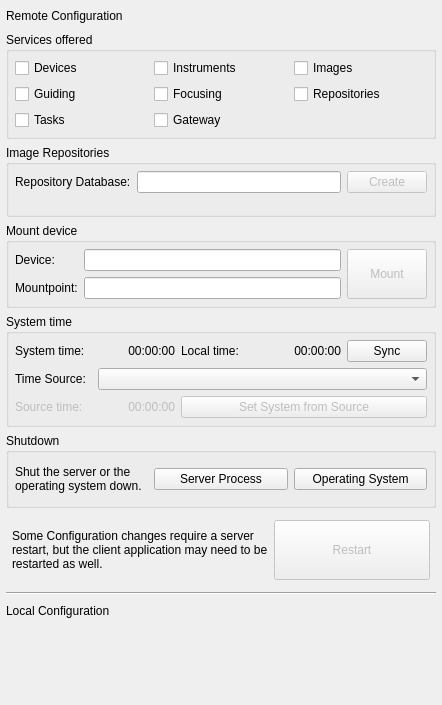
Qt form gui/snowgui/main/configurationdialog.ui (AndreasFMueller/AstroPhotography) before a commit.
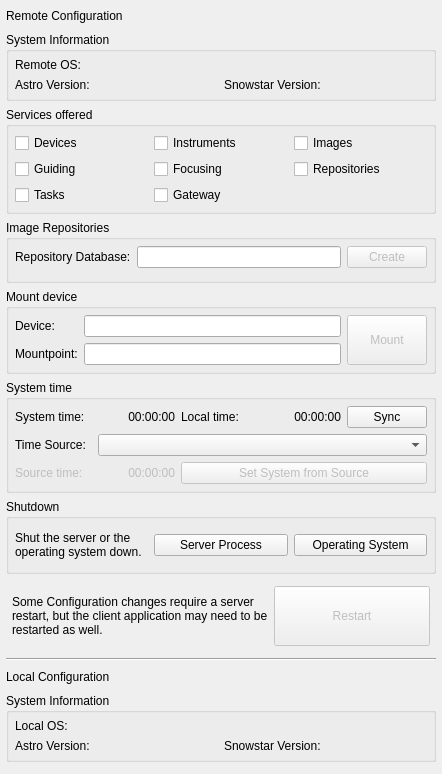
The same form after that commit. Custom widgets are drawn as their Qt base class.

```diff
--- a/gui/snowgui/main/configurationdialog.ui
+++ b/gui/snowgui/main/configurationdialog.ui
@@ -45,6 +45,99 @@
      </property>
     </widget>
    </item>
+   <item>
+    <widget class="QGroupBox" name="systeminfoGroup">
+     <property name="title">
+      <string>System Information</string>
+     </property>
+     <layout class="QGridLayout" name="gridLayout_7">
+      <property name="leftMargin">
+       <number>6</number>
+      </property>
+      <property name="topMargin">
+       <number>6</number>
+      </property>
+      <property name="rightMargin">
+       <number>6</number>
+      </property>
+      <property name="bottomMargin">
+       <number>6</number>
+      </property>
+      <item row="1" column="0">
+       <widget class="QLabel" name="astroversionLabel">
+        <property name="maximumSize">
+         <size>
+          <width>100</width>
+          <height>16777215</height>
+         </size>
+        </property>
+        <property name="text">
+         <string>Astro Version:</string>
+        </property>
+       </widget>
+      </item>
+      <item row="1" column="1">
+       <widget class="QLabel" name="astroversionField">
+        <property name="maximumSize">
+         <size>
+          <width>100</width>
+          <height>16777215</height>
+         </size>
+        </property>
+        <property name="text">
+         <string/>
+        </property>
+       </widget>
+      </item>
+      <item row="1" column="2">
+       <widget class="QLabel" name="snowstarversionLabel">
+        <property name="maximumSize">
+         <size>
+          <width>120</width>
+          <height>16777215</height>
+         </size>
+        </property>
+        <property name="text">
+         <string>Snowstar Version:</string>
+        </property>
+       </widget>
+      </item>
+      <item row="0" column="0">
+       <widget class="QLabel" name="remoteosLabel">
+        <property name="maximumSize">
+         <size>
+          <width>100</width>
+          <height>16777215</height>
+         </size>
+        </property>
+        <property name="text">
+         <string>Remote OS:</string>
+        </property>
+       </widget>
+      </item>
+      <item row="1" column="3">
+       <widget class="QLabel" name="snowstarversionField">
+        <property name="maximumSize">
+         <size>
+          <width>16777215</width>
+          <height>16777215</height>
+         </size>
+        </property>
+        <property name="text">
+         <string/>
+        </property>
+       </widget>
+      </item>
+      <item row="0" column="1" colspan="3">
+       <widget class="QLabel" name="remoteosField">
+        <property name="text">
+         <string/>
+        </property>
+       </widget>
+      </item>
+     </layout>
+    </widget>
+   </item>
    <item>
     <widget class="QGroupBox" name="servicesofferedGroup">
      <property name="title">
@@ -464,6 +557,93 @@
      </property>
     </widget>
    </item>
+   <item>
+    <widget class="QGroupBox" name="localsystemGroup">
+     <property name="title">
+      <string>System Information</string>
+     </property>
+     <layout class="QGridLayout" name="gridLayout_8">
+      <property name="leftMargin">
+       <number>6</number>
+      </property>
+      <property name="topMargin">
+       <number>6</number>
+      </property>
+      <property name="rightMargin">
+       <number>6</number>
+      </property>
+      <property name="bottomMargin">
+       <number>6</number>
+      </property>
+      <item row="0" column="0">
+       <widget class="QLabel" name="localsystemLabel">
+        <property name="maximumSize">
+         <size>
+          <width>100</width>
+          <height>16777215</height>
+         </size>
+        </property>
+        <property name="text">
+         <string>Local OS:</string>
+        </property>
+       </widget>
+      </item>
+      <item row="1" column="1">
+       <widget class="QLabel" name="localastroversionField">
+        <property name="maximumSize">
+         <size>
+          <width>100</width>
+          <height>16777215</height>
+         </size>
+        </property>
+        <property name="text">
+         <string/>
+        </property>
+       </widget>
+      </item>
+      <item row="1" column="0">
+       <widget class="QLabel" name="localastroversionLabel">
+        <property name="maximumSize">
+         <size>
+          <width>100</width>
+          <height>16777215</height>
+         </size>
+        </property>
+        <property name="text">
+         <string>Astro Version:</string>
+        </property>
+       </widget>
+      </item>
+      <item row="1" column="2">
+       <widget class="QLabel" name="localsnowstarversionLabel">
+        <property name="maximumSize">
+         <size>
+          <width>120</width>
+          <height>16777215</height>
+         </size>
+        </property>
+        <property name="text">
+         <string>Snowstar Version:</string>
+        </property>
+       </widget>
+      </item>
+      <item row="1" column="3">
+       <widget class="QLabel" name="localsnowstarversionField">
+        <property name="text">
+         <string/>
+        </property>
+       </widget>
+      </item>
+      <item row="0" column="1" colspan="3">
+       <widget class="QLabel" name="localsystemField">
+        <property name="text">
+         <string/>
+        </property>
+       </widget>
+      </item>
+     </layout>
+    </widget>
+   </item>
    <item>
     <widget class="QWidget" name="localconfigurationWidget" native="true"/>
    </item>
```
